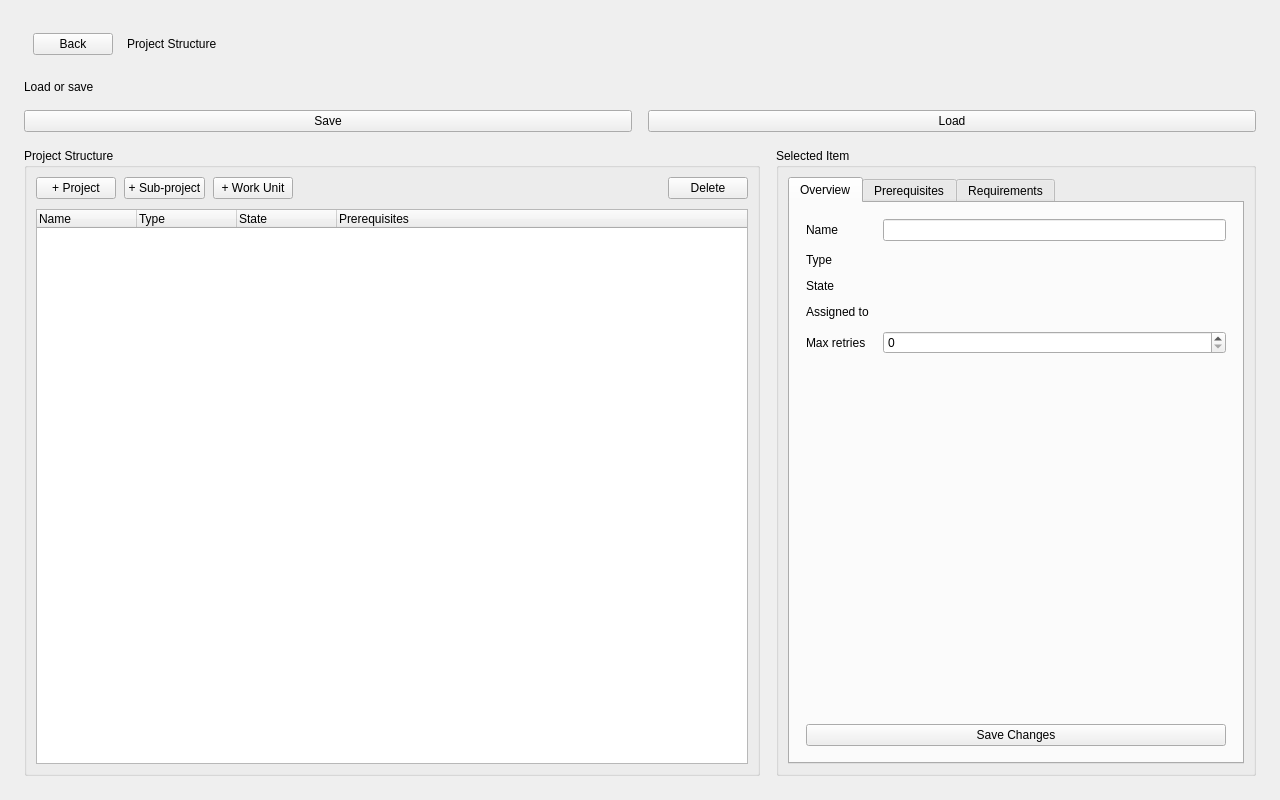
Brett-Pitts/COS214Project, file GUI/projectpage.ui: the form before one commit.
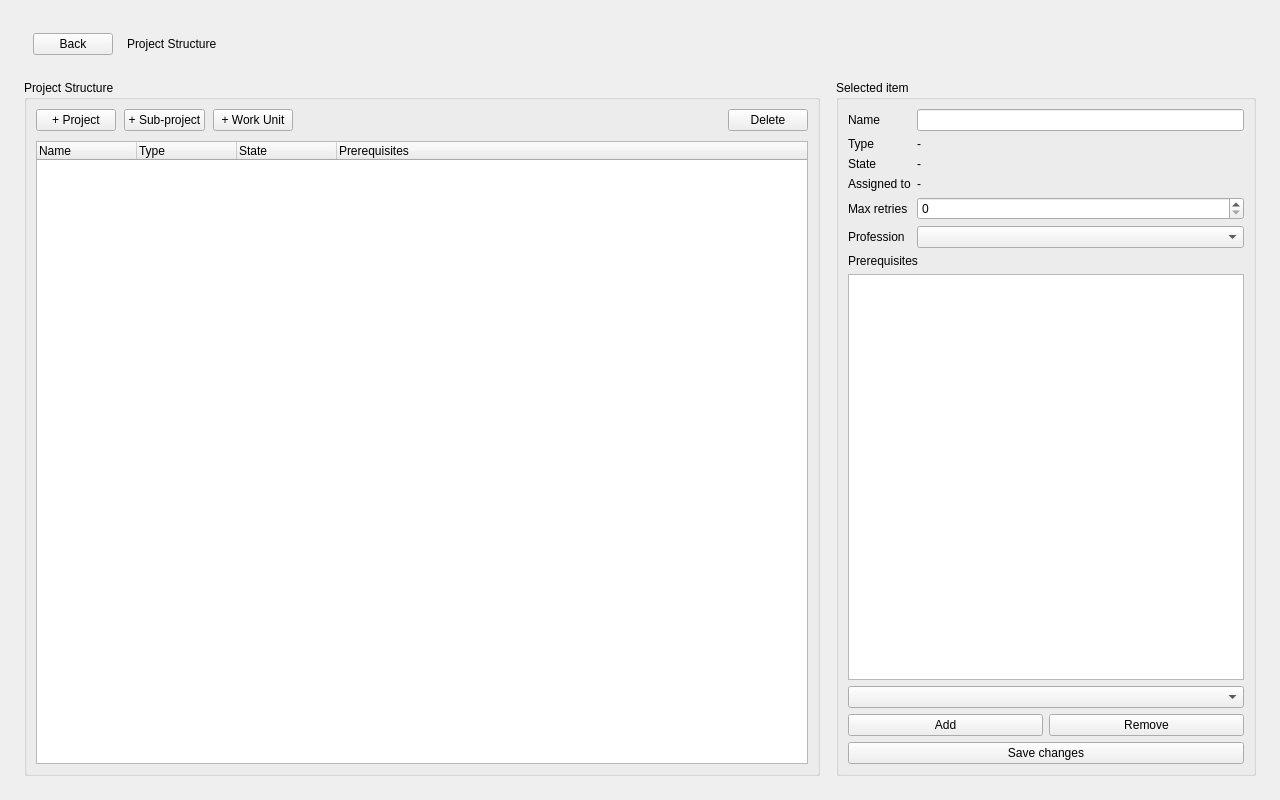
The form after the commit. The open tabs and pages were chosen to show the change.

The edit to the form file:
```diff
--- a/GUI/projectpage.ui
+++ b/GUI/projectpage.ui
@@ -74,31 +74,6 @@
      </layout>
     </widget>
    </item>
-   <item>
-    <widget class="QLabel" name="label">
-     <property name="text">
-      <string>Load or save</string>
-     </property>
-    </widget>
-   </item>
-   <item>
-    <layout class="QHBoxLayout" name="horizontalLayout">
-     <item>
-      <widget class="QPushButton" name="pushButton_2">
-       <property name="text">
-        <string>Save</string>
-       </property>
-      </widget>
-     </item>
-     <item>
-      <widget class="QPushButton" name="pushButton">
-       <property name="text">
-        <string>Load</string>
-       </property>
-      </widget>
-     </item>
-    </layout>
-   </item>
    <item>
     <layout class="QHBoxLayout" name="bodyLayout">
      <property name="spacing">
@@ -199,354 +174,34 @@
      </item>
      <item>
       <widget class="QGroupBox" name="detailsBox">
-       <property name="minimumSize">
-        <size>
-         <width>420</width>
-         <height>0</height>
-        </size>
-       </property>
-       <property name="maximumSize">
-        <size>
-         <width>480</width>
-         <height>16777215</height>
-        </size>
-       </property>
-       <property name="title">
-        <string>Selected Item</string>
-       </property>
-       <property name="flat">
-        <bool>false</bool>
-       </property>
+       <property name="minimumSize"><size><width>360</width><height>0</height></size></property>
+       <property name="maximumSize"><size><width>420</width><height>16777215</height></size></property>
+       <property name="title"><string>Selected item</string></property>
        <layout class="QVBoxLayout" name="detailsLayout">
-        <property name="spacing">
-         <number>0</number>
-        </property>
         <item>
-         <widget class="QTabWidget" name="detailsTabs">
-          <property name="currentIndex">
-           <number>1</number>
-          </property>
-          <widget class="QWidget" name="overviewTab">
-           <attribute name="title">
-            <string>Overview</string>
-           </attribute>
-           <layout class="QVBoxLayout" name="overviewLayout">
-            <property name="spacing">
-             <number>12</number>
-            </property>
-            <property name="leftMargin">
-             <number>16</number>
-            </property>
-            <property name="topMargin">
-             <number>16</number>
-            </property>
-            <property name="rightMargin">
-             <number>16</number>
-            </property>
-            <property name="bottomMargin">
-             <number>16</number>
-            </property>
-            <item>
-             <layout class="QFormLayout" name="overviewForm">
-              <property name="horizontalSpacing">
-               <number>14</number>
-              </property>
-              <property name="verticalSpacing">
-               <number>12</number>
-              </property>
-              <item row="0" column="0">
-               <widget class="QLabel" name="nameCaption">
-                <property name="text">
-                 <string>Name</string>
-                </property>
-                <property name="variant" stdset="0">
-                 <string notr="true">muted</string>
-                </property>
-               </widget>
-              </item>
-              <item row="0" column="1">
-               <widget class="QLineEdit" name="nodeNameEdit"/>
-              </item>
-              <item row="1" column="0">
-               <widget class="QLabel" name="typeCaption">
-                <property name="text">
-                 <string>Type</string>
-                </property>
-                <property name="variant" stdset="0">
-                 <string notr="true">muted</string>
-                </property>
-               </widget>
-              </item>
-              <item row="1" column="1">
-               <widget class="QLabel" name="nodeTypeLabel">
-                <property name="text">
-                 <string/>
-                </property>
-               </widget>
-              </item>
-              <item row="2" column="0">
-               <widget class="QLabel" name="stateCaption">
-                <property name="text">
-                 <string>State</string>
-                </property>
-                <property name="variant" stdset="0">
-                 <string notr="true">muted</string>
-                </property>
-               </widget>
-              </item>
-              <item row="2" column="1">
-               <widget class="QLabel" name="nodeStateLabel">
-                <property name="text">
-                 <string/>
-                </property>
-               </widget>
-              </item>
-              <item row="3" column="0">
-               <widget class="QLabel" name="assigneeCaption">
-                <property name="text">
-                 <string>Assigned to</string>
-                </property>
-                <property name="variant" stdset="0">
-                 <string notr="true">muted</string>
-                </property>
-               </widget>
-              </item>
-              <item row="3" column="1">
-               <widget class="QLabel" name="nodeAssigneeLabel">
-                <property name="text">
-                 <string/>
-                </property>
-               </widget>
-              </item>
-              <item row="4" column="0">
-               <widget class="QLabel" name="retriesCaption">
-                <property name="text">
-                 <string>Max retries</string>
-                </property>
-                <property name="variant" stdset="0">
-                 <string notr="true">muted</string>
-                </property>
-               </widget>
-              </item>
-              <item row="4" column="1">
-               <widget class="QSpinBox" name="maxRetriesSpin">
-                <property name="maximum">
-                 <number>10</number>
-                </property>
-                <property name="value">
-                 <number>0</number>
-                </property>
-               </widget>
-              </item>
-             </layout>
-            </item>
-            <item>
-             <spacer name="overviewSpacer">
-              <property name="orientation">
-               <enum>Qt::Vertical</enum>
-              </property>
-              <property name="sizeHint" stdset="0">
-               <size>
-                <width>40</width>
-                <height>20</height>
-               </size>
-              </property>
-             </spacer>
-            </item>
-            <item>
-             <widget class="QPushButton" name="saveChangesButton">
-              <property name="text">
-               <string>Save Changes</string>
-              </property>
-              <property name="variant" stdset="0">
-               <string notr="true">primary</string>
-              </property>
-             </widget>
-            </item>
-           </layout>
-          </widget>
-          <widget class="QWidget" name="prerequisitesTab">
-           <attribute name="title">
-            <string>Prerequisites</string>
-           </attribute>
-           <layout class="QVBoxLayout" name="prerequisitesLayout">
-            <property name="spacing">
-             <number>10</number>
-            </property>
-            <property name="leftMargin">
-             <number>16</number>
-            </property>
-            <property name="topMargin">
-             <number>16</number>
-            </property>
-            <property name="rightMargin">
-             <number>16</number>
-            </property>
-            <property name="bottomMargin">
-             <number>16</number>
-            </property>
-            <item>
-             <widget class="QListWidget" name="prerequisiteList"/>
-            </item>
-            <item>
-             <widget class="QComboBox" name="prerequisiteCombo"/>
-            </item>
-            <item>
-             <layout class="QHBoxLayout" name="prerequisiteButtonsLayout">
-              <property name="spacing">
-               <number>8</number>
-              </property>
-              <item>
-               <widget class="QPushButton" name="addPrerequisiteButton">
-                <property name="text">
-                 <string>Add Prerequisite</string>
-                </property>
-                <property name="variant" stdset="0">
-                 <string notr="true">primary</string>
-                </property>
-               </widget>
-              </item>
-              <item>
-               <widget class="QPushButton" name="removePrerequisiteButton">
-                <property name="text">
-                 <string>Remove</string>
-                </property>
-                <property name="variant" stdset="0">
-                 <string notr="true">danger</string>
-                </property>
-               </widget>
-              </item>
-              <item>
-               <spacer name="prerequisiteButtonsSpacer">
-                <property name="orientation">
-                 <enum>Qt::Horizontal</enum>
-                </property>
-                <property name="sizeHint" stdset="0">
-                 <size>
-                  <width>40</width>
-                  <height>20</height>
-                 </size>
-                </property>
-               </spacer>
-              </item>
-             </layout>
-            </item>
-           </layout>
-          </widget>
-          <widget class="QWidget" name="requirementsTab">
-           <attribute name="title">
-            <string>Requirements</string>
-           </attribute>
-           <layout class="QVBoxLayout" name="requirementsLayout">
-            <property name="spacing">
-             <number>8</number>
-            </property>
-            <property name="leftMargin">
-             <number>16</number>
-            </property>
-            <property name="topMargin">
-             <number>16</number>
-            </property>
-            <property name="rightMargin">
-             <number>16</number>
-            </property>
-            <property name="bottomMargin">
-             <number>16</number>
-            </property>
-            <item>
-             <widget class="QGroupBox" name="professionBox">
-              <property name="title">
-               <string>Required Professions</string>
-              </property>
-              <layout class="QVBoxLayout" name="professionLayout">
-               <property name="spacing">
-                <number>8</number>
-               </property>
-               <item>
-                <widget class="QListWidget" name="professionList"/>
-               </item>
-               <item>
-                <layout class="QHBoxLayout" name="professionAddLayout">
-                 <property name="spacing">
-                  <number>8</number>
-                 </property>
-                 <item>
-                  <widget class="QComboBox" name="professionCombo"/>
-                 </item>
-                 <item>
-                  <widget class="QPushButton" name="addProfessionButton">
-                   <property name="text">
-                    <string>Add</string>
-                   </property>
-                   <property name="variant" stdset="0">
-                    <string notr="true">primary</string>
-                   </property>
-                  </widget>
-                 </item>
-                 <item>
-                  <widget class="QPushButton" name="removeProfessionButton">
-                   <property name="text">
-                    <string>Remove</string>
-                   </property>
-                   <property name="variant" stdset="0">
-                    <string notr="true">danger</string>
-                   </property>
-                  </widget>
-                 </item>
-                </layout>
-               </item>
-              </layout>
-             </widget>
-            </item>
-            <item>
-             <widget class="QGroupBox" name="competencyBox">
-              <property name="title">
-               <string>Required Competencies</string>
-              </property>
-              <layout class="QVBoxLayout" name="competencyLayout">
-               <property name="spacing">
-                <number>8</number>
-               </property>
-               <item>
-                <widget class="QListWidget" name="competencyList"/>
-               </item>
-               <item>
-                <layout class="QHBoxLayout" name="competencyAddLayout">
-                 <property name="spacing">
-                  <number>8</number>
-                 </property>
-                 <item>
-                  <widget class="QComboBox" name="competencyCombo"/>
-                 </item>
-                 <item>
-                  <widget class="QPushButton" name="addCompetencyButton">
-                   <property name="text">
-                    <string>Add</string>
-                   </property>
-                   <property name="variant" stdset="0">
-                    <string notr="true">primary</string>
-                   </property>
-                  </widget>
-                 </item>
-                 <item>
-                  <widget class="QPushButton" name="removeCompetencyButton">
-                   <property name="text">
-                    <string>Remove</string>
-                   </property>
-                   <property name="variant" stdset="0">
-                    <string notr="true">danger</string>
-                   </property>
-                  </widget>
-                 </item>
-                </layout>
-               </item>
-              </layout>
-             </widget>
-            </item>
-           </layout>
-          </widget>
-         </widget>
+         <layout class="QFormLayout" name="detailsForm">
+          <item row="0" column="0"><widget class="QLabel" name="nameCaption"><property name="text"><string>Name</string></property></widget></item>
+          <item row="0" column="1"><widget class="QLineEdit" name="nodeNameEdit"/></item>
+          <item row="1" column="0"><widget class="QLabel" name="typeCaption"><property name="text"><string>Type</string></property></widget></item>
+          <item row="1" column="1"><widget class="QLabel" name="nodeTypeLabel"><property name="text"><string>-</string></property></widget></item>
+          <item row="2" column="0"><widget class="QLabel" name="stateCaption"><property name="text"><string>State</string></property></widget></item>
+          <item row="2" column="1"><widget class="QLabel" name="nodeStateLabel"><property name="text"><string>-</string></property></widget></item>
+          <item row="3" column="0"><widget class="QLabel" name="assignedtoCaption"><property name="text"><string>Assigned to</string></property></widget></item>
+          <item row="3" column="1"><widget class="QLabel" name="nodeAssigneeLabel"><property name="text"><string>-</string></property></widget></item>
+          <item row="4" column="0"><widget class="QLabel" name="maxretriesCaption"><property name="text"><string>Max retries</string></property></widget></item>
+          <item row="4" column="1"><widget class="QSpinBox" name="maxRetriesSpin"><property name="maximum"><number>10</number></property></widget></item>
+          <item row="5" column="0"><widget class="QLabel" name="professionCaption"><property name="text"><string>Profession</string></property></widget></item>
+          <item row="5" column="1"><widget class="QComboBox" name="professionCombo"/></item>
+         </layout>
         </item>
+        <item><widget class="QLabel" name="prerequisitesLabel"><property name="text"><string>Prerequisites</string></property></widget></item>
+        <item><widget class="QListWidget" name="prerequisiteList"/></item>
+        <item><widget class="QComboBox" name="prerequisiteCombo"/></item>
+        <item><layout class="QHBoxLayout" name="prerequisiteButtonsLayout">
+         <item><widget class="QPushButton" name="addPrerequisiteButton"><property name="text"><string>Add</string></property></widget></item>
+         <item><widget class="QPushButton" name="removePrerequisiteButton"><property name="text"><string>Remove</string></property></widget></item>
+        </layout></item>
+        <item><widget class="QPushButton" name="saveChangesButton"><property name="text"><string>Save changes</string></property></widget></item>
        </layout>
       </widget>
      </item>
```
